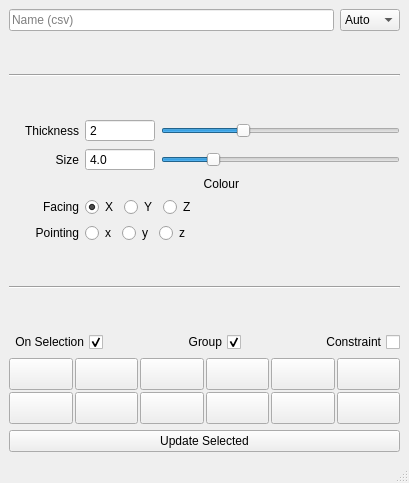
This is ramenRig/createCtrl.ui in chrislyne/Toolbox as Qt 5 draws it before an edit. The edited form follows.
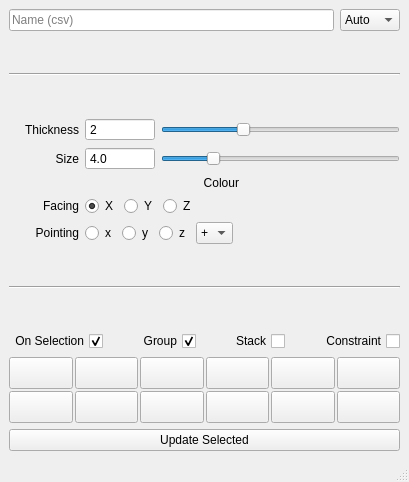
This is the edited form. Icons and pictures are not drawn.

Commit message: Added Stack option Added arrow shape

Diff of the .ui file:
```diff
--- a/ramenRig/createCtrl.ui
+++ b/ramenRig/createCtrl.ui
@@ -7,7 +7,7 @@
     <x>0</x>
     <y>0</y>
     <width>409</width>
-    <height>483</height>
+    <height>482</height>
    </rect>
   </property>
   <property name="windowTitle">
@@ -455,6 +455,26 @@
           </layout>
          </widget>
         </item>
+        <item>
+         <widget class="QComboBox" name="comboBox">
+          <property name="maximumSize">
+           <size>
+            <width>40</width>
+            <height>16777215</height>
+           </size>
+          </property>
+          <item>
+           <property name="text">
+            <string>+</string>
+           </property>
+          </item>
+          <item>
+           <property name="text">
+            <string>-</string>
+           </property>
+          </item>
+         </widget>
+        </item>
         <item>
          <spacer name="horizontalSpacer_4">
           <property name="orientation">
@@ -557,6 +577,29 @@
           </property>
          </spacer>
         </item>
+        <item>
+         <widget class="QCheckBox" name="checkBox_stack">
+          <property name="layoutDirection">
+           <enum>Qt::RightToLeft</enum>
+          </property>
+          <property name="text">
+           <string>Stack</string>
+          </property>
+         </widget>
+        </item>
+        <item>
+         <spacer name="horizontalSpacer_5">
+          <property name="orientation">
+           <enum>Qt::Horizontal</enum>
+          </property>
+          <property name="sizeHint" stdset="0">
+           <size>
+            <width>40</width>
+            <height>20</height>
+           </size>
+          </property>
+         </spacer>
+        </item>
         <item>
          <widget class="QCheckBox" name="checkBox_constraint">
           <property name="layoutDirection">
```
Left out of the diff: 16 changed lines with no effect on the pictures. The commit also changes 2 other files.
